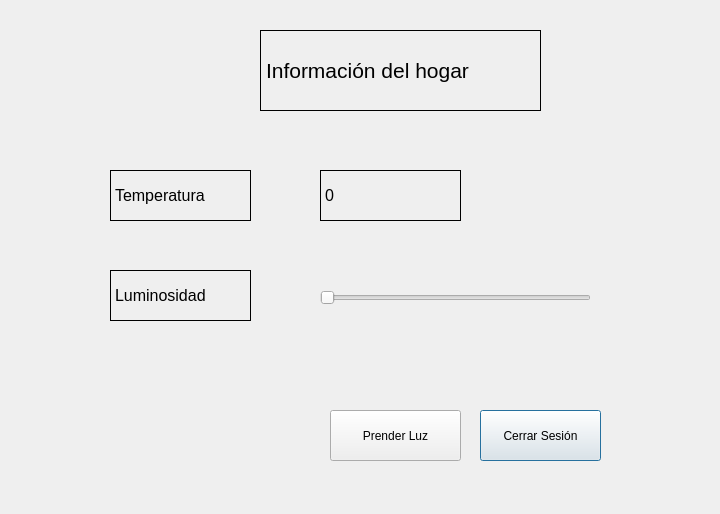
Old version of the form Qt Creator GUI/Dashboard/dialog.ui in the repository Danmuse/Home-automation-PRO.
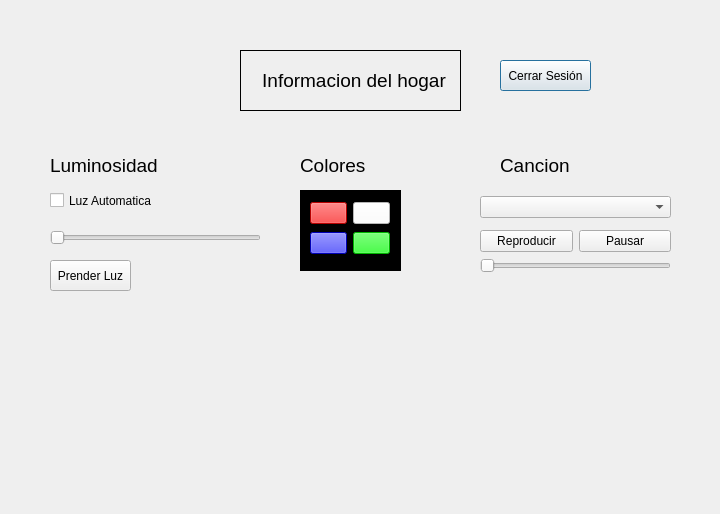
New version of the form. Icons and pictures are not drawn.

Commit message: add new validator to create user and music ~ issue related #13

```diff
--- a/Qt Creator GUI/Dashboard/dialog.ui
+++ b/Qt Creator GUI/Dashboard/dialog.ui
@@ -16,86 +16,44 @@
   <widget class="QLabel" name="label_lightLevel">
    <property name="geometry">
     <rect>
-     <x>110</x>
-     <y>270</y>
-     <width>141</width>
-     <height>51</height>
+     <x>50</x>
+     <y>150</y>
+     <width>131</width>
+     <height>31</height>
     </rect>
    </property>
    <property name="font">
     <font>
-     <pointsize>12</pointsize>
+     <pointsize>14</pointsize>
     </font>
    </property>
    <property name="frameShape">
-    <enum>QFrame::Panel</enum>
+    <enum>QFrame::NoFrame</enum>
    </property>
    <property name="text">
     <string>Luminosidad</string>
    </property>
   </widget>
-  <widget class="QLabel" name="labe_tittle">
-   <property name="geometry">
-    <rect>
-     <x>260</x>
-     <y>30</y>
-     <width>281</width>
-     <height>81</height>
-    </rect>
-   </property>
-   <property name="font">
-    <font>
-     <pointsize>16</pointsize>
-    </font>
-   </property>
-   <property name="frameShape">
-    <enum>QFrame::Box</enum>
-   </property>
-   <property name="text">
-    <string>Información del hogar</string>
-   </property>
-  </widget>
   <widget class="QPushButton" name="pushButton_closeSession">
    <property name="geometry">
     <rect>
-     <x>480</x>
-     <y>410</y>
-     <width>121</width>
-     <height>51</height>
+     <x>500</x>
+     <y>60</y>
+     <width>91</width>
+     <height>31</height>
     </rect>
    </property>
    <property name="text">
     <string>Cerrar Sesión</string>
    </property>
   </widget>
-  <widget class="QLabel" name="label_temp">
-   <property name="geometry">
-    <rect>
-     <x>110</x>
-     <y>170</y>
-     <width>141</width>
-     <height>51</height>
-    </rect>
-   </property>
-   <property name="font">
-    <font>
-     <pointsize>12</pointsize>
-    </font>
-   </property>
-   <property name="frameShape">
-    <enum>QFrame::Panel</enum>
-   </property>
-   <property name="text">
-    <string>Temperatura</string>
-   </property>
-  </widget>
   <widget class="QPushButton" name="ToggleLuz">
    <property name="geometry">
     <rect>
-     <x>330</x>
-     <y>410</y>
-     <width>131</width>
-     <height>51</height>
+     <x>50</x>
+     <y>260</y>
+     <width>81</width>
+     <height>31</height>
     </rect>
    </property>
    <property name="text">
@@ -105,9 +63,9 @@
   <widget class="QSlider" name="LuzLevel">
    <property name="geometry">
     <rect>
-     <x>320</x>
-     <y>290</y>
-     <width>271</width>
+     <x>50</x>
+     <y>230</y>
+     <width>211</width>
      <height>16</height>
     </rect>
    </property>
@@ -118,22 +76,206 @@
   <widget class="QLabel" name="TempData">
    <property name="geometry">
     <rect>
-     <x>320</x>
-     <y>170</y>
-     <width>141</width>
-     <height>51</height>
+     <x>500</x>
+     <y>150</y>
+     <width>91</width>
+     <height>31</height>
     </rect>
    </property>
    <property name="font">
     <font>
-     <pointsize>12</pointsize>
+     <pointsize>14</pointsize>
     </font>
    </property>
    <property name="frameShape">
-    <enum>QFrame::Panel</enum>
+    <enum>QFrame::NoFrame</enum>
    </property>
    <property name="text">
-    <string>0</string>
+    <string>Cancion</string>
+   </property>
+   <property name="textInteractionFlags">
+    <set>Qt::LinksAccessibleByMouse</set>
+   </property>
+  </widget>
+  <widget class="QCheckBox" name="Automatic">
+   <property name="geometry">
+    <rect>
+     <x>50</x>
+     <y>180</y>
+     <width>111</width>
+     <height>41</height>
+    </rect>
+   </property>
+   <property name="text">
+    <string>Luz Automatica</string>
+   </property>
+  </widget>
+  <widget class="QFrame" name="frame">
+   <property name="geometry">
+    <rect>
+     <x>300</x>
+     <y>190</y>
+     <width>101</width>
+     <height>81</height>
+    </rect>
+   </property>
+   <property name="styleSheet">
+    <string notr="true">background-color: rgb(0, 0, 0);</string>
+   </property>
+   <property name="frameShape">
+    <enum>QFrame::StyledPanel</enum>
+   </property>
+   <property name="frameShadow">
+    <enum>QFrame::Raised</enum>
+   </property>
+   <widget class="QWidget" name="layoutWidget">
+    <property name="geometry">
+     <rect>
+      <x>10</x>
+      <y>10</y>
+      <width>80</width>
+      <height>56</height>
+     </rect>
+    </property>
+    <layout class="QGridLayout" name="gridLayout">
+     <item row="0" column="0">
+      <widget class="QPushButton" name="Red">
+       <property name="styleSheet">
+        <string notr="true">background-color: rgb(255, 0, 0);</string>
+       </property>
+       <property name="text">
+        <string/>
+       </property>
+      </widget>
+     </item>
+     <item row="0" column="1">
+      <widget class="QPushButton" name="White">
+       <property name="styleSheet">
+        <string notr="true">background-color: rgb(255, 255, 255);</string>
+       </property>
+       <property name="text">
+        <string/>
+       </property>
+      </widget>
+     </item>
+     <item row="1" column="0">
+      <widget class="QPushButton" name="Blue">
+       <property name="styleSheet">
+        <string notr="true">background-color: rgb(0, 0, 255);</string>
+       </property>
+       <property name="text">
+        <string/>
+       </property>
+      </widget>
+     </item>
+     <item row="1" column="1">
+      <widget class="QPushButton" name="Green">
+       <property name="styleSheet">
+        <string notr="true">background-color: rgb(0, 255, 0);</string>
+       </property>
+       <property name="text">
+        <string/>
+       </property>
+      </widget>
+     </item>
+    </layout>
+   </widget>
+  </widget>
+  <widget class="QLabel" name="labe_tittle_3">
+   <property name="geometry">
+    <rect>
+     <x>300</x>
+     <y>150</y>
+     <width>91</width>
+     <height>31</height>
+    </rect>
+   </property>
+   <property name="font">
+    <font>
+     <pointsize>14</pointsize>
+    </font>
+   </property>
+   <property name="frameShape">
+    <enum>QFrame::NoFrame</enum>
+   </property>
+   <property name="text">
+    <string>Colores</string>
+   </property>
+   <property name="textInteractionFlags">
+    <set>Qt::LinksAccessibleByMouse</set>
+   </property>
+  </widget>
+  <widget class="QWidget" name="verticalLayoutWidget_2">
+   <property name="geometry">
+    <rect>
+     <x>480</x>
+     <y>190</y>
+     <width>191</width>
+     <height>91</height>
+    </rect>
+   </property>
+   <layout class="QVBoxLayout" name="verticalLayout_2">
+    <item>
+     <widget class="QComboBox" name="ComboMusic"/>
+    </item>
+    <item>
+     <layout class="QVBoxLayout" name="verticalLayout">
+      <item>
+       <layout class="QHBoxLayout" name="horizontalLayout">
+        <item>
+         <widget class="QPushButton" name="PlayMusic">
+          <property name="text">
+           <string>Reproducir</string>
+          </property>
+          <property name="icon">
+           <iconset>
+            <normaloff>568288.png</normaloff>568288.png</iconset>
+          </property>
+         </widget>
+        </item>
+        <item>
+         <widget class="QPushButton" name="PauseMusic">
+          <property name="text">
+           <string>Pausar</string>
+          </property>
+          <property name="icon">
+           <iconset>
+            <normaloff>pause.png</normaloff>pause.png</iconset>
+          </property>
+         </widget>
+        </item>
+       </layout>
+      </item>
+      <item>
+       <widget class="QSlider" name="VolumeMusic">
+        <property name="orientation">
+         <enum>Qt::Horizontal</enum>
+        </property>
+       </widget>
+      </item>
+     </layout>
+    </item>
+   </layout>
+  </widget>
+  <widget class="QLabel" name="label_titulo">
+   <property name="geometry">
+    <rect>
+     <x>240</x>
+     <y>50</y>
+     <width>221</width>
+     <height>61</height>
+    </rect>
+   </property>
+   <property name="font">
+    <font>
+     <pointsize>20</pointsize>
+    </font>
+   </property>
+   <property name="frameShape">
+    <enum>QFrame::Box</enum>
+   </property>
+   <property name="text">
+    <string>&lt;html&gt;&lt;head/&gt;&lt;body&gt;&lt;p align=&quot;center&quot;&gt;&lt;span style=&quot; font-size:14pt; color:#000000;&quot;&gt;Informacion del hogar&lt;/span&gt;&lt;/p&gt;&lt;/body&gt;&lt;/html&gt;</string>
    </property>
   </widget>
  </widget>
```
Left out of the diff: 2 changed lines with no effect on the pictures. The commit also changes 62 other files.
